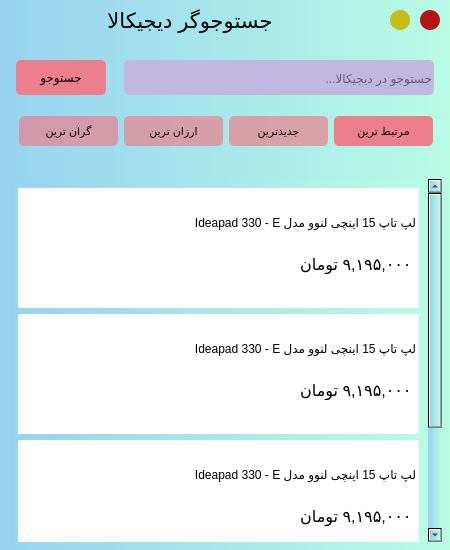
The window that src/UI.ui (Matin-Ardestani/Digikala-Search) describes before a commit, drawn with Qt 5.
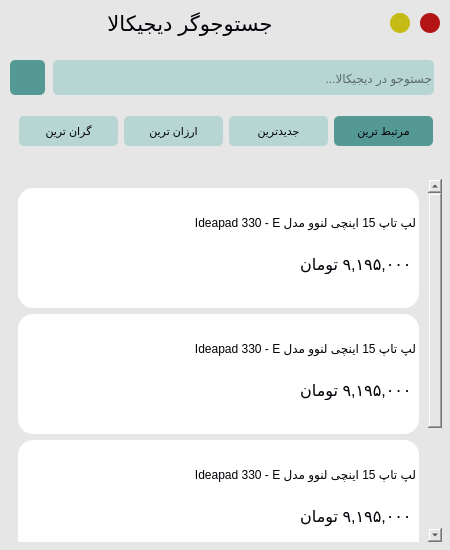
The same window after the commit. Icons and pictures are not drawn.

```diff
--- a/src/UI.ui
+++ b/src/UI.ui
@@ -13,15 +13,20 @@
   <property name="windowTitle">
    <string>MainWindow</string>
   </property>
+  <property name="windowIcon">
+   <iconset>
+    <normaloff>../img/logo.png</normaloff>../img/logo.png</iconset>
+  </property>
   <property name="styleSheet">
-   <string notr="true">background-color: qlineargradient(spread:pad, x1:0, y1:0, x2:1, y2:0, stop:0 #97d3f0, stop:1 #b8fce4);border: none; border-radius: 15px;</string>
+   <string notr="true">background-color: #E6E6E6;
+border: none; border-radius: 15px;</string>
   </property>
   <widget class="QWidget" name="centralwidget">
    <widget class="QFrame" name="frame">
     <property name="geometry">
      <rect>
       <x>380</x>
-      <y>0</y>
+      <y>3</y>
       <width>70</width>
       <height>40</height>
      </rect>
@@ -81,7 +86,7 @@
     <property name="geometry">
      <rect>
       <x>0</x>
-      <y>0</y>
+      <y>3</y>
       <width>380</width>
       <height>40</height>
      </rect>
@@ -96,7 +101,7 @@
     </property>
     <property name="styleSheet">
      <string notr="true">background: none;
-color: #01020A;</string>
+color: #010107;</string>
     </property>
     <property name="text">
      <string>جستوجوگر دیجیکالا</string>
@@ -108,9 +113,9 @@
    <widget class="QLineEdit" name="search">
     <property name="geometry">
      <rect>
-      <x>124</x>
+      <x>53</x>
       <y>60</y>
-      <width>310</width>
+      <width>381</width>
       <height>35</height>
      </rect>
     </property>
@@ -124,9 +129,9 @@
      <enum>Qt::RightToLeft</enum>
     </property>
     <property name="styleSheet">
-     <string notr="true">background-color: #c1b8df;
+     <string notr="true">background-color: #B7D5D3;
 border-radius: 5px;
-color: #01020A;</string>
+color: #010107;</string>
     </property>
     <property name="alignment">
      <set>Qt::AlignLeading|Qt::AlignLeft|Qt::AlignVCenter</set>
@@ -138,9 +143,9 @@
    <widget class="QPushButton" name="search_btn">
     <property name="geometry">
      <rect>
-      <x>16</x>
+      <x>10</x>
       <y>60</y>
-      <width>90</width>
+      <width>35</width>
       <height>35</height>
      </rect>
     </property>
@@ -154,12 +159,22 @@
      <cursorShape>PointingHandCursor</cursorShape>
     </property>
     <property name="styleSheet">
-     <string notr="true">background-color: #eb7f8b;
+     <string notr="true">background-color: #559995;
 border-radius: 5px;
-color: #01020A;</string>
+color: #010107;</string>
     </property>
     <property name="text">
-     <string>جستوجو</string>
+     <string/>
+    </property>
+    <property name="icon">
+     <iconset>
+      <normaloff>../img/search-icon.png</normaloff>../img/search-icon.png</iconset>
+    </property>
+    <property name="iconSize">
+     <size>
+      <width>20</width>
+      <height>20</height>
+     </size>
     </property>
    </widget>
    <widget class="QFrame" name="frame_3">
@@ -192,8 +207,8 @@
         <cursorShape>PointingHandCursor</cursorShape>
        </property>
        <property name="styleSheet">
-        <string notr="true">background-color: rgba(235, 127, 139, 0.7);
-color: #01020A;
+        <string notr="true">background-color: #B7D5D3;
+color: #010107;
 border-radius: 5px;
 padding: 8px;</string>
        </property>
@@ -213,8 +228,8 @@
         <cursorShape>PointingHandCursor</cursorShape>
        </property>
        <property name="styleSheet">
-        <string notr="true">background-color: rgba(235, 127, 139, 0.7);
-color: #01020A;
+        <string notr="true">background-color: #B7D5D3;
+color: #010107;
 border-radius: 5px;
 padding: 8px;</string>
        </property>
@@ -234,8 +249,8 @@
         <cursorShape>PointingHandCursor</cursorShape>
        </property>
        <property name="styleSheet">
-        <string notr="true">background-color: rgba(235, 127, 139, 0.7);
-color: #01020A;
+        <string notr="true">background-color: #B7D5D3;
+color: #010107;
 border-radius: 5px;
 padding: 8px;</string>
        </property>
@@ -255,8 +270,8 @@
         <cursorShape>PointingHandCursor</cursorShape>
        </property>
        <property name="styleSheet">
-        <string notr="true">background-color: #eb7f8b;
-color: #01020A;
+        <string notr="true">background-color: #559995;
+color: #010107;
 border-radius: 5px;
 padding: 8px;</string>
        </property>
@@ -281,7 +296,7 @@
      </rect>
     </property>
     <property name="styleSheet">
-     <string notr="true">background-color: qlineargradient(spread:pad, x1:0, y1:0, x2:1, y2:0, stop:0 #97d3f0, stop:1 #b8fce4);border-radius: 0px;</string>
+     <string notr="true">background-color: #E6E6E6;</string>
     </property>
     <property name="frameShape">
      <enum>QFrame::StyledPanel</enum>
@@ -366,6 +381,9 @@
               <pointsize>9</pointsize>
              </font>
             </property>
+            <property name="styleSheet">
+             <string notr="true">color: #010107;</string>
+            </property>
             <property name="text">
              <string>لپ تاپ 15 اینچی لنوو مدل Ideapad 330 - E</string>
             </property>
@@ -389,6 +407,9 @@
               <bold>false</bold>
              </font>
             </property>
+            <property name="styleSheet">
+             <string notr="true">color: #010107;</string>
+            </property>
             <property name="text">
              <string> ۹,۱۹۵,۰۰۰ تومان</string>
             </property>
@@ -454,6 +475,9 @@
               <pointsize>9</pointsize>
              </font>
             </property>
+            <property name="styleSheet">
+             <string notr="true">color: #010107;</string>
+            </property>
             <property name="text">
              <string>لپ تاپ 15 اینچی لنوو مدل Ideapad 330 - E</string>
             </property>
@@ -477,6 +501,9 @@
               <bold>false</bold>
              </font>
             </property>
+            <property name="styleSheet">
+             <string notr="true">color: #010107;</string>
+            </property>
             <property name="text">
              <string> ۹,۱۹۵,۰۰۰ تومان</string>
             </property>
@@ -542,6 +569,9 @@
               <pointsize>9</pointsize>
              </font>
             </property>
+            <property name="styleSheet">
+             <string notr="true">color: #010107;</string>
+            </property>
             <property name="text">
              <string>لپ تاپ 15 اینچی لنوو مدل Ideapad 330 - E</string>
             </property>
@@ -565,6 +595,9 @@
               <bold>false</bold>
              </font>
             </property>
+            <property name="styleSheet">
+             <string notr="true">color: #010107;</string>
+            </property>
             <property name="text">
              <string> ۹,۱۹۵,۰۰۰ تومان</string>
             </property>
@@ -630,6 +663,9 @@
               <pointsize>9</pointsize>
              </font>
             </property>
+            <property name="styleSheet">
+             <string notr="true">color: #010107;</string>
+            </property>
             <property name="text">
              <string>لپ تاپ 15 اینچی لنوو مدل Ideapad 330 - E</string>
             </property>
@@ -653,6 +689,9 @@
               <bold>false</bold>
              </font>
             </property>
+            <property name="styleSheet">
+             <string notr="true">color: #010107;</string>
+            </property>
             <property name="text">
              <string> ۹,۱۹۵,۰۰۰ تومان</string>
             </property>
```
